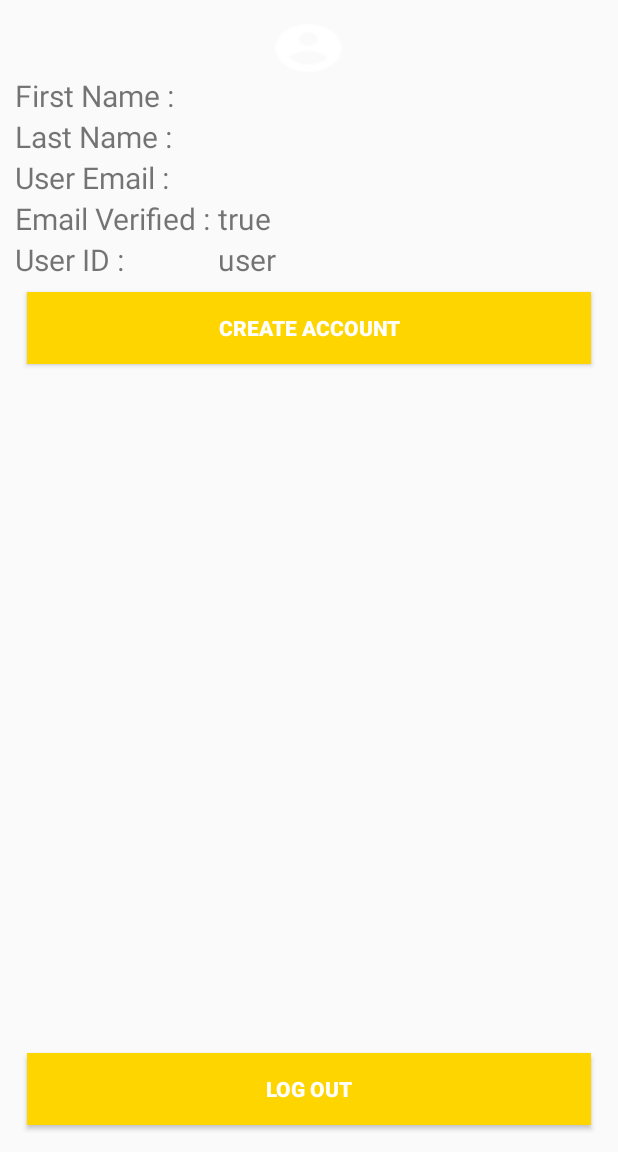
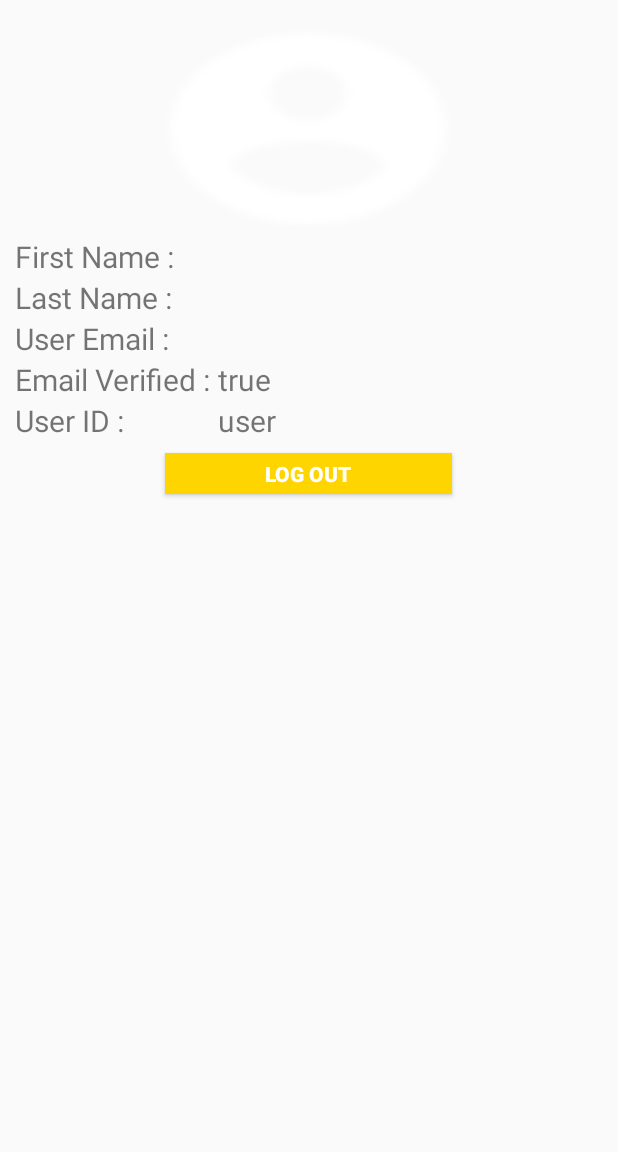
Before and after one commit to ucll-mobile-2021/project-beertracking, an Android app: the UserInfoActivity screen opened directly, with no data from a screen before it, on a phone screen of 412 x 824 dp, the part 84-1236 px from its top. Run offline under Robolectric (Android 15) with nearby library versions, the phone set to English and light mode, and no system bars; our stand-ins replace Firebase (no records; nobody signed in at launch, a user with empty details on screens opened directly); 2 statements that could not run were skipped.

Commit message:
layout Noa

```diff
--- a/app/src/main/res/layout/activity_about.xml
+++ b/app/src/main/res/layout/activity_about.xml
@@ -29,7 +29,8 @@
                 android:textAppearance="@style/TextAppearance.AppCompat.Large"
                 app:layout_constraintEnd_toEndOf="parent"
                 app:layout_constraintStart_toStartOf="parent"
-                app:layout_constraintTop_toTopOf="parent" />
+                app:layout_constraintTop_toTopOf="parent"
+                android:textSize="20sp"/>
 
         </androidx.constraintlayout.widget.ConstraintLayout>
     </ScrollView>
--- a/app/src/main/res/layout/activity_login.xml
+++ b/app/src/main/res/layout/activity_login.xml
@@ -27,18 +27,22 @@
         android:text="@string/login_title"
         android:textColor="@android:color/white"
         android:textStyle="bold" />
+
         <TextView
             android:id="@+id/tv_forgot_password"
             style="@style/viewCustom"
-        android:layout_below="@id/btn_login"
+            android:layout_below="@+id/btn_register_account"
+            android:layout_marginTop="-234dp"
             android:clickable="true"
             android:gravity="center_horizontal"
             android:text="Forgot Password?"
             android:textSize="20sp" />
+
         <Button
             android:id="@+id/btn_register_account"
             style="@style/viewCustom"
-        android:layout_alignParentBottom="true"
+            android:layout_below="@+id/btn_login"
+            android:layout_marginTop="497dp"
             android:background="@color/colorAccent"
             android:text="@string/create_act"
             android:textColor="@android:color/white"
--- a/app/src/main/res/layout/activity_user_info.xml
+++ b/app/src/main/res/layout/activity_user_info.xml
@@ -17,8 +17,8 @@
 
         <ImageButton
             android:id="@+id/ib_profile_pic"
-            android:layout_width="50dp"
-            android:layout_height="wrap_content"
+            android:layout_width="207dp"
+            android:layout_height="143dp"
             android:layout_centerHorizontal="true"
             android:layout_marginTop="60dp"
             android:background="@drawable/baseline_account_circle_white_18dp"
@@ -78,7 +78,9 @@
 
             </TableRow>
 
-            <TableRow android:layout_width="678dp">
+            <TableRow
+                android:layout_width="678dp"
+                tools:visibility="gone">
 
                 <TextView
                     android:layout_width="wrap_content"
@@ -94,22 +96,30 @@
                     android:textSize="20sp" />
 
             </TableRow>
+
             <Button
+
                 android:id="@+id/btn_verify"
                 style="@style/viewCustom"
                 android:background="@color/colorAccent"
                 android:text="@string/create_act"
                 android:textColor="@android:color/white"
-                android:textStyle="bold" />
+                android:textStyle="bold"
+                android:visibility="gone" />
         </TableLayout>
-
 
 
         <Button
             android:id="@+id/btn_logout"
             style="@style/viewCustom"
-            android:layout_alignParentBottom="true"
-            android:layout_marginTop="82dp"
+            android:layout_width="340dp"
+            android:layout_height="27dp"
+            android:layout_below="@+id/tl_data"
+            android:layout_alignStart="@+id/ib_profile_pic"
+            android:layout_alignEnd="@+id/ib_profile_pic"
+            android:layout_marginStart="-84dp"
+            android:layout_marginTop="10dp"
+            android:layout_marginEnd="-85dp"
             android:background="@color/colorAccent"
             android:text="@string/logout"
             android:textColor="@android:color/white"
```
Lines whose indentation alone changed are shown as unchanged.
